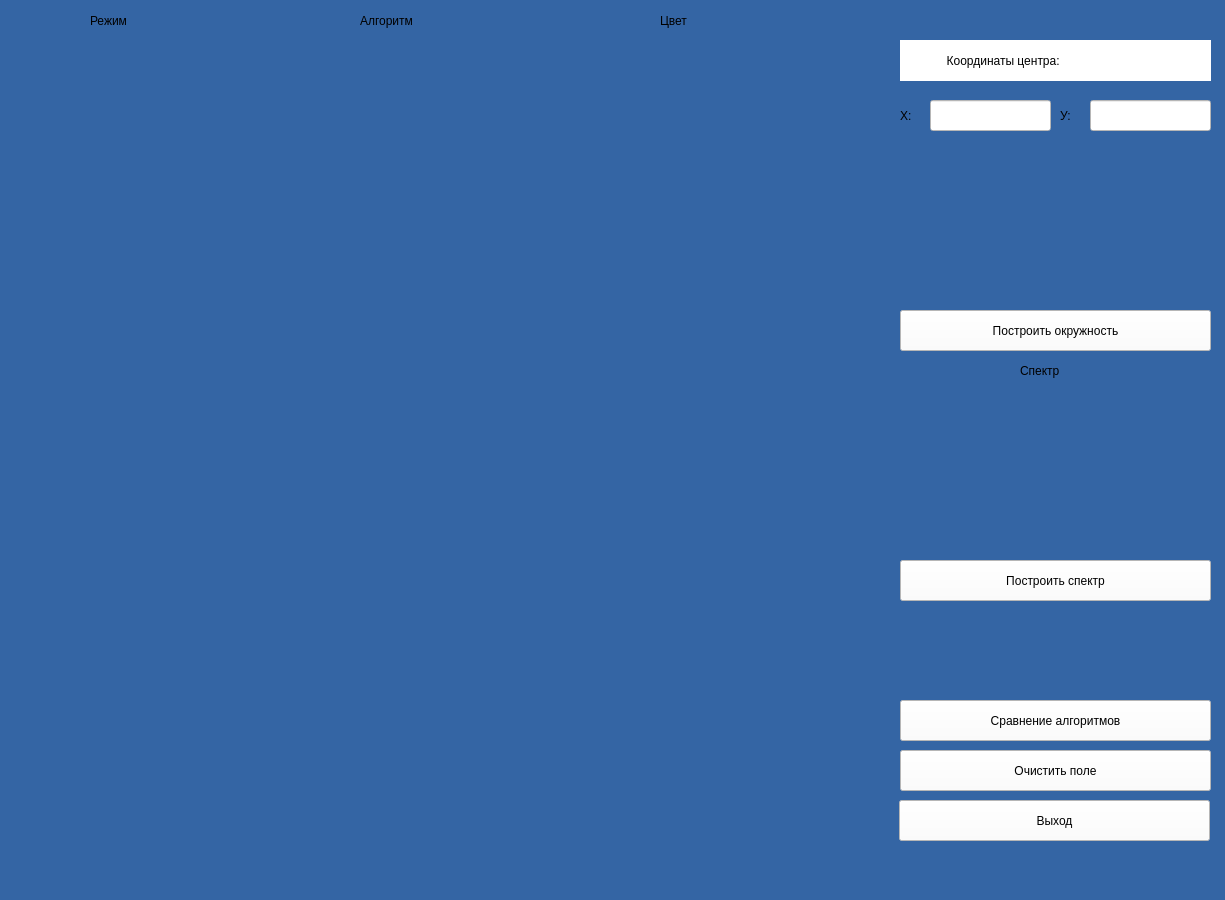
Above: lab_04/window.ui from Defo0000/bmstu_cg before the change. Below: the same form after it.
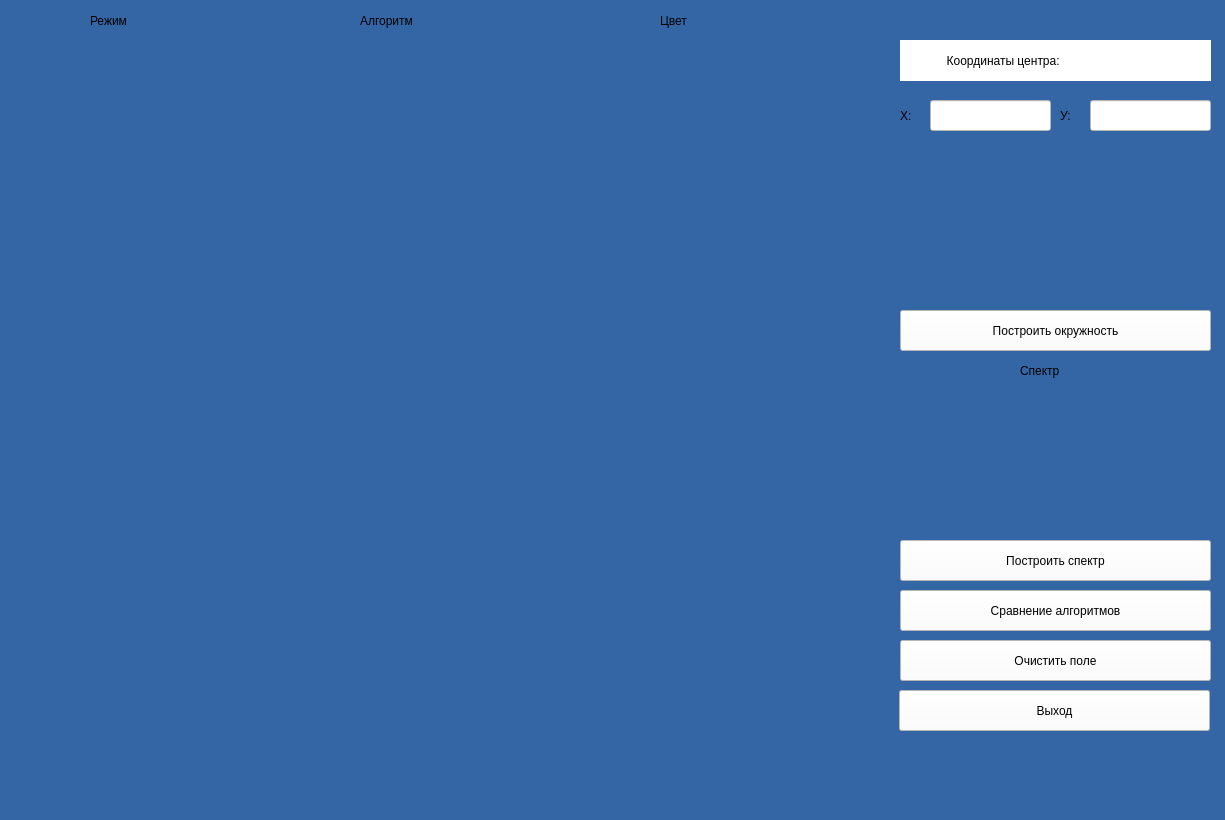
That is the form after the change.

Commit message: add parametric func && fix pen settings

The edit to the form file:
```diff
--- a/lab_04/window.ui
+++ b/lab_04/window.ui
@@ -7,7 +7,7 @@
     <x>0</x>
     <y>0</y>
     <width>1225</width>
-    <height>900</height>
+    <height>820</height>
    </rect>
   </property>
   <property name="windowTitle">
@@ -21,7 +21,7 @@
     <property name="geometry">
      <rect>
       <x>899</x>
-      <y>800</y>
+      <y>690</y>
       <width>311</width>
       <height>41</height>
      </rect>
@@ -37,7 +37,7 @@
     <property name="geometry">
      <rect>
       <x>900</x>
-      <y>750</y>
+      <y>640</y>
       <width>311</width>
       <height>41</height>
      </rect>
@@ -161,7 +161,7 @@
     <property name="geometry">
      <rect>
       <x>900</x>
-      <y>700</y>
+      <y>590</y>
       <width>311</width>
       <height>41</height>
      </rect>
@@ -190,7 +190,7 @@
     <property name="geometry">
      <rect>
       <x>900</x>
-      <y>560</y>
+      <y>540</y>
       <width>311</width>
       <height>41</height>
      </rect>
```
The commit also changes 2 other files.
